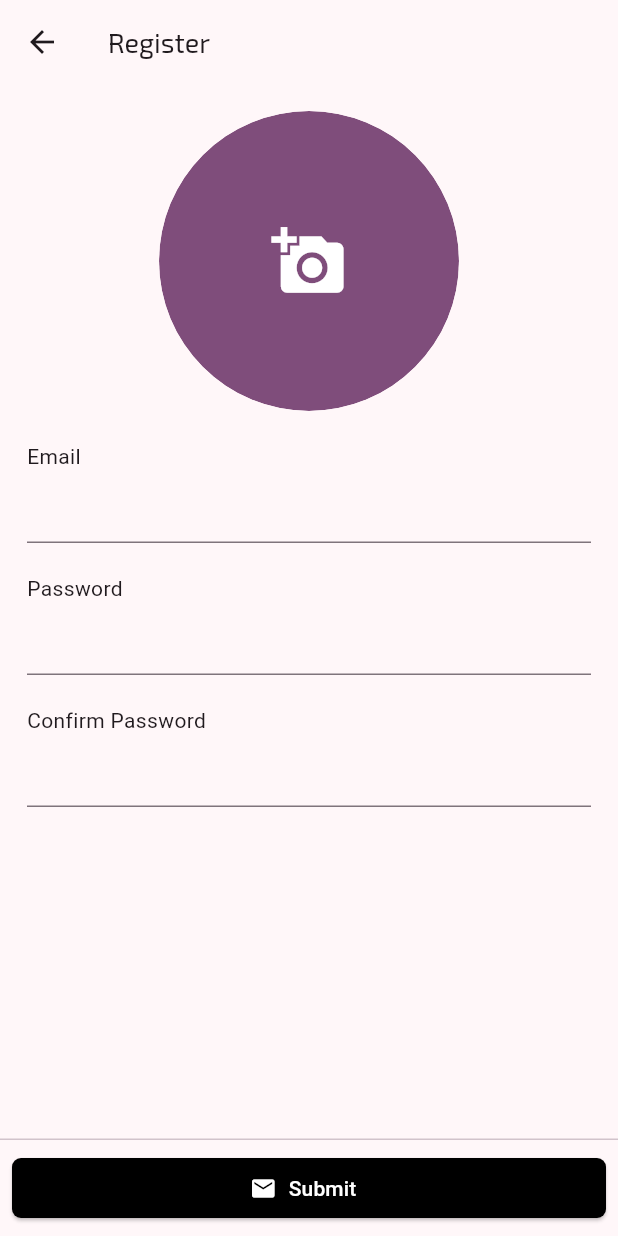
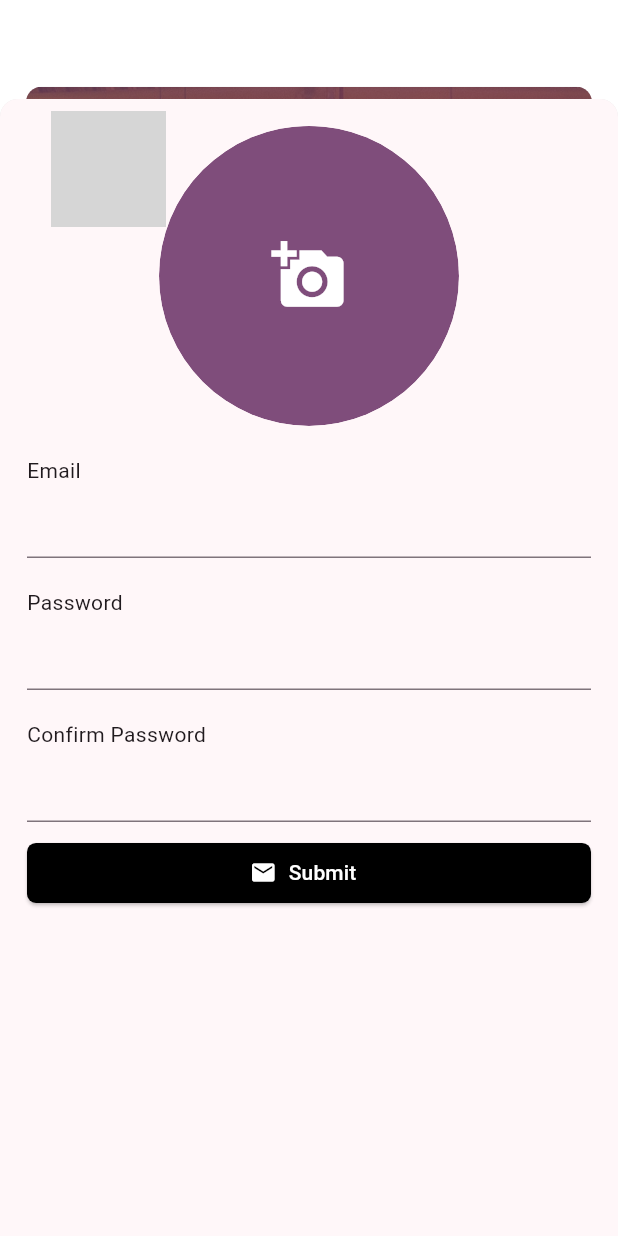
Before and after one commit to merterkoc/gig_buddy, a Flutter app: the LoginView screen opened by its route, after a tap on "Sign up with Email", on a phone screen of 412 x 824 dp. Run offline on Flutter 3.47's test engine with Material 3 defaults, Android fonts, the phone set to English and light mode, and no system bars; our stand-ins replace bloc, bloc_concurrency, device_info_plus, dio, equatable, firebase_auth and 13 more; missing offline and left inert: avatar_stack, fresh, fresh_dio, google_sign_in_android, google_sign_in_ios, google_sign_in_platform_interface; accounts and stored records are empty; generated files the repository leaves out were written again; Roboto replaces fonts that are missing (Exo); statements that could not run were skipped; project files that could hold a hidden picture were left out; grey boxes are pictures that could not be loaded.

Commit message:
Register view decoupling.

```diff
--- a/lib/src/features/login/view/login_view.dart
+++ b/lib/src/features/login/view/login_view.dart
@@ -5,7 +5,6 @@ import 'package:gig_buddy/src/common/widgets/logo/logo.dart';
 import 'package:gig_buddy/src/features/login/view/login_listener.dart';
 import 'package:gig_buddy/src/features/login/view/login_view_mixin.dart';
 import 'package:gig_buddy/src/features/login/widgets/login_buttons.dart';
-import 'package:gig_buddy/src/route/router.dart';
 
 final class LoginView extends StatefulWidget {
   const LoginView({super.key});
@@ -18,7 +17,24 @@ class _LoginViewState extends State<LoginView> with LoginViewMixin {
   @override
   Widget build(BuildContext context) {
     return LoginListener.listen(
+      child: DecoratedBox(
+        decoration: BoxDecoration(
+          image: const DecorationImage(
+            image: AssetImage('assets/images/onboarding/ob_1.jpg'),
+            fit: BoxFit.cover,
+            opacity: 0.3,
+          ),
+          gradient: LinearGradient(
+            begin: Alignment.topCenter,
+            end: Alignment.bottomCenter,
+            colors: [
+              Theme.of(context).primaryColor,
+              Colors.transparent,
+            ],
+          ),
+        ),
         child: Scaffold(
+          backgroundColor: Colors.transparent,
           body: SafeArea(
             child: Padding(
               padding: const EdgeInsets.all(18),
@@ -107,9 +123,7 @@ class _LoginViewState extends State<LoginView> with LoginViewMixin {
                         logo: const Icon(Icons.person_add),
                         text: 'Sign up with Email',
                         onPressed: () {
-                        goRouter.pushNamed(
-                          AppRoute.registerView.name,
-                        );
+                          showSignupEmailSheet();
                         },
                       ),
                     ],
@@ -119,6 +133,7 @@ class _LoginViewState extends State<LoginView> with LoginViewMixin {
             ),
           ),
         ),
+      ),
     );
   }
 }
--- a/lib/src/features/login/view/login_view_mixin.dart
+++ b/lib/src/features/login/view/login_view_mixin.dart
@@ -1,5 +1,6 @@
-import 'package:flutter/material.dart';
+import 'package:flutter/cupertino.dart';
 import 'package:gig_buddy/src/features/login/view/login_view.dart';
+import 'package:gig_buddy/src/features/register/view/register_view.dart';
 
 mixin LoginViewMixin on State<LoginView> {
   final emailController = TextEditingController();
@@ -9,4 +10,14 @@ mixin LoginViewMixin on State<LoginView> {
   void initState() {
     super.initState();
   }
+
+  Future<void> showSignupEmailSheet() async {
+    await showCupertinoSheet<void>(
+      context: context,
+      useNestedNavigation: true,
+      pageBuilder: (BuildContext context) {
+        return const RegisterView();
+      },
+    );
+  }
 }
--- a/lib/src/features/register/view/register_view.dart
+++ b/lib/src/features/register/view/register_view.dart
@@ -27,37 +27,8 @@ class _RegisterViewState extends State<RegisterView> {
   @override
   Widget build(BuildContext context) {
     return RegisterListener.listen(
-      child: Scaffold(
-        resizeToAvoidBottomInset: false,
-        extendBodyBehindAppBar: false,
-        extendBody: false,
-        persistentFooterButtons: [
-          BlocBuilder<LoginBloc, LoginState>(
-            buildWhen: (previous, current) =>
-                previous.createAccountRequest != current.createAccountRequest,
-            builder: (context, state) {
-              return LoginButtons.email(
-                text: 'Submit',
-                isActive: true,
-                inProgress: state.createAccountRequest.status.isLoading,
-                onPressed: () {
-                  context.read<LoginBloc>().add(
-                        CreateAccount(
-                          email: _emailController.text,
-                          password: _passwordController.text,
-                          rePassword: _rePasswordController.text,
-                          image: _image,
-                        ),
-                      );
-                },
-              );
-            },
-          ),
-        ],
-        appBar: AppBar(
-          title: const Text('Register', style: TextStyle(fontSize: 18)),
-        ),
-        body: SafeArea(
+      child: Material(
+        child: SafeArea(
           child: SingleChildScrollView(
             child: Padding(
               padding: const EdgeInsets.all(18),
@@ -165,6 +136,27 @@ class _RegisterViewState extends State<RegisterView> {
                       onChanged: (value) {},
                     ),
                     const SizedBox(height: 10),
+                    BlocBuilder<LoginBloc, LoginState>(
+                      buildWhen: (previous, current) =>
+                      previous.createAccountRequest != current.createAccountRequest,
+                      builder: (context, state) {
+                        return LoginButtons.email(
+                          text: 'Submit',
+                          isActive: true,
+                          inProgress: state.createAccountRequest.status.isLoading,
+                          onPressed: () {
+                            context.read<LoginBloc>().add(
+                              CreateAccount(
+                                email: _emailController.text,
+                                password: _passwordController.text,
+                                rePassword: _rePasswordController.text,
+                                image: _image,
+                              ),
+                            );
+                          },
+                        );
+                      },
+                    ),
                   ],
                 ),
               ),
```
Lines whose indentation alone changed are shown as unchanged.
